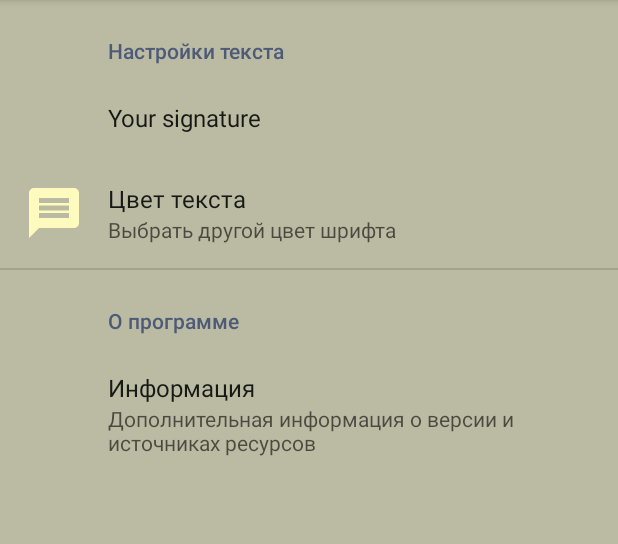
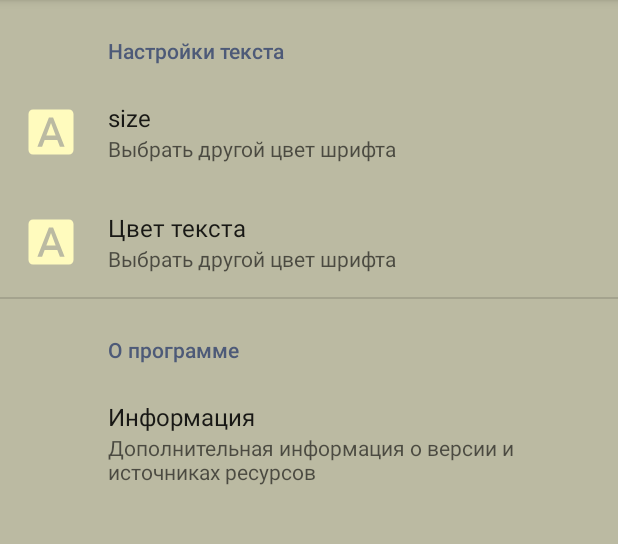
Before and after one commit to alexrnov/LamrimConspectus, an Android app: the SettingsFragment screen opened directly, with no data from a screen before it, on a phone screen of 412 x 824 dp, the part 84-628 px from its top. Run offline under Robolectric (Android 15) with nearby library versions, the phone set to English and light mode, and no system bars; our stand-ins replace androidx.preference.

Commit message:
create settings

```diff
--- /dev/null
+++ b/app/src/main/res/drawable/font_color_icon.xml
@@ -0,0 +1,5 @@
+<vector android:height="36dp" android:tint="#fffbbe"
+    android:viewportHeight="24.0" android:viewportWidth="24.0"
+    android:width="36dp" xmlns:android="http://schemas.android.com/apk/res/android">
+    <path android:fillColor="#FF000000" android:pathData="M9.93,13.5h4.14L12,7.98zM20,2L4,2c-1.1,0 -2,0.9 -2,2v16c0,1.1 0.9,2 2,2h16c1.1,0 2,-0.9 2,-2L22,4c0,-1.1 -0.9,-2 -2,-2zM15.95,18.5l-1.14,-3L9.17,15.5l-1.12,3L5.96,18.5l5.11,-13h1.86l5.11,13h-2.09z"/>
+</vector>
--- a/app/src/main/res/values/arrays.xml
+++ b/app/src/main/res/values/arrays.xml
@@ -1,25 +1,23 @@
 <?xml version="1.0" encoding="utf-8"?>
 <resources>
-    <!-- foreground color names array -->
-    <string-array name="foreground_color_names_array">
-        <item>Aqua</item>
+    <!-- text color names array -->
+    <string-array name="text_color_names_array">
+        <item>@string/black_color</item>
         <!--item>#00FFFF</item-->
 
-        <item>Azure</item>
+        <item>@string/gray_color</item>
         <!--item>#F0FFFF</item-->
 
-        <item>Beige</item>
+        <item>@string/brown_color</item>
         <!--item>#F5F5DC</item-->
 
-        <item>Cornsilk</item>
+        <item>@string/blue_color</item>
         <!--item>#FFF8DC</item-->
 
-        <item>Ivory</item>
-        <!--item>#FFFFF0</item-->
     </string-array>
 
-    <!-- foreground color values array -->
-    <string-array name="foreground_color_values_array">
+    <!-- text color values array -->
+    <string-array name="text_color_values_array">
         <!--item>Aqua</item-->
         <item>#00FFFF</item>
 
@@ -32,7 +30,39 @@
         <!--item>Cornsilk</item-->
         <item>#FFF8DC</item>
 
-        <!--item>Ivory</item-->
-        <item>#FFFFF0</item>
     </string-array>
+
+
+
+    <string-array name="text_size_names_array">
+        <item>@string/black_color</item>
+        <!--item>#00FFFF</item-->
+
+        <item>@string/gray_color</item>
+        <!--item>#F0FFFF</item-->
+
+        <item>@string/brown_color</item>
+        <!--item>#F5F5DC</item-->
+
+        <item>@string/blue_color</item>
+        <!--item>#FFF8DC</item-->
+
+    </string-array>
+
+    <!-- text color values array -->
+    <string-array name="text_size_values_array">
+        <!--item>Aqua</item-->
+        <item>#00FFFF</item>
+
+        <!--item>Azure</item-->
+        <item>#F0FFFF</item>
+
+        <!--item>Beige</item-->
+        <item>#F5F5DC</item>
+
+        <!--item>Cornsilk</item-->
+        <item>#FFF8DC</item>
+
+    </string-array>
+
 </resources>
--- a/app/src/main/res/xml/preferences.xml
+++ b/app/src/main/res/xml/preferences.xml
@@ -6,20 +6,27 @@
         app:key="font"
         app:title="@string/font_category">
 
-        <EditTextPreference
-            app:key="signature"
-            app:title="Your signature"/>
+        <ListPreference
+            android:key="font_size"
+            android:title="size"
+            android:defaultValue="#00FFFF"
+            android:entries="@array/text_size_names_array"
+            android:entryValues="@array/text_size_values_array"
+            android:summary="@string/font_color_summary"
+            android:icon="@drawable/font_color_icon"
+            android:dialogIcon="@drawable/font_color_icon"
+            />
 
 
         <ListPreference
             android:key="font_color"
             android:title="@string/font_color"
             android:defaultValue="#00FFFF"
-            android:entries="@array/foreground_color_names_array"
-            android:entryValues="@array/foreground_color_values_array"
+            android:entries="@array/text_color_names_array"
+            android:entryValues="@array/text_color_values_array"
             android:summary="@string/font_color_summary"
-            android:icon="@drawable/about_icon"
-            android:dialogIcon="@drawable/back_arrow"
+            android:icon="@drawable/font_color_icon"
+            android:dialogIcon="@drawable/font_color_icon"
             />
     </PreferenceCategory>
 
```
